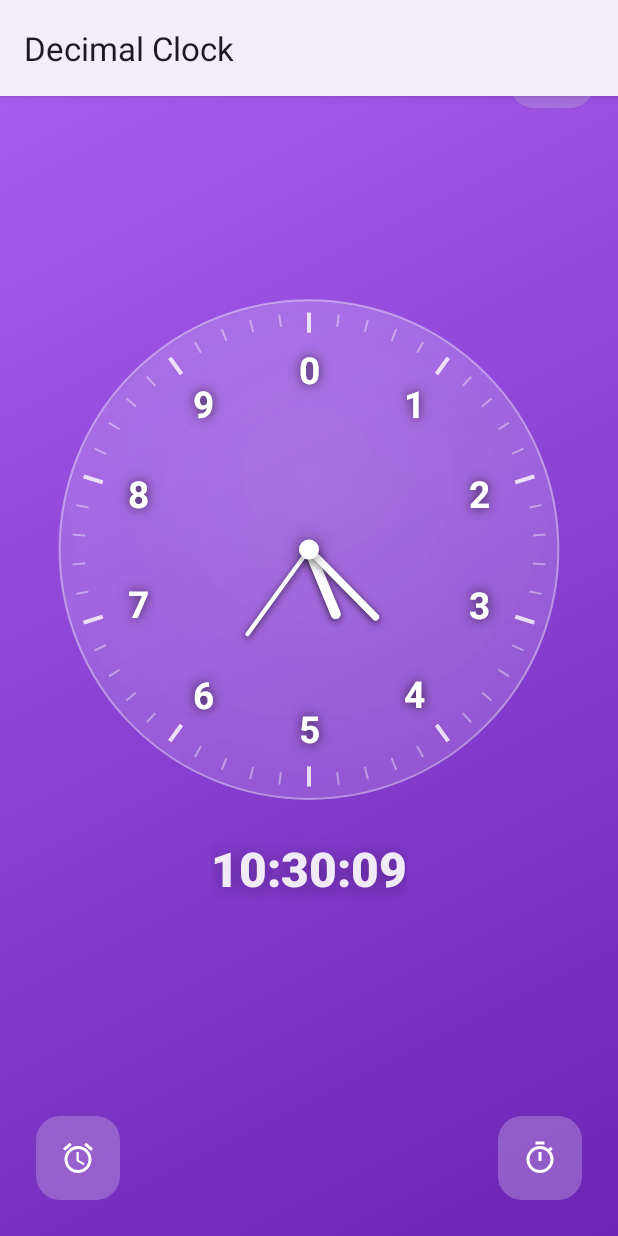
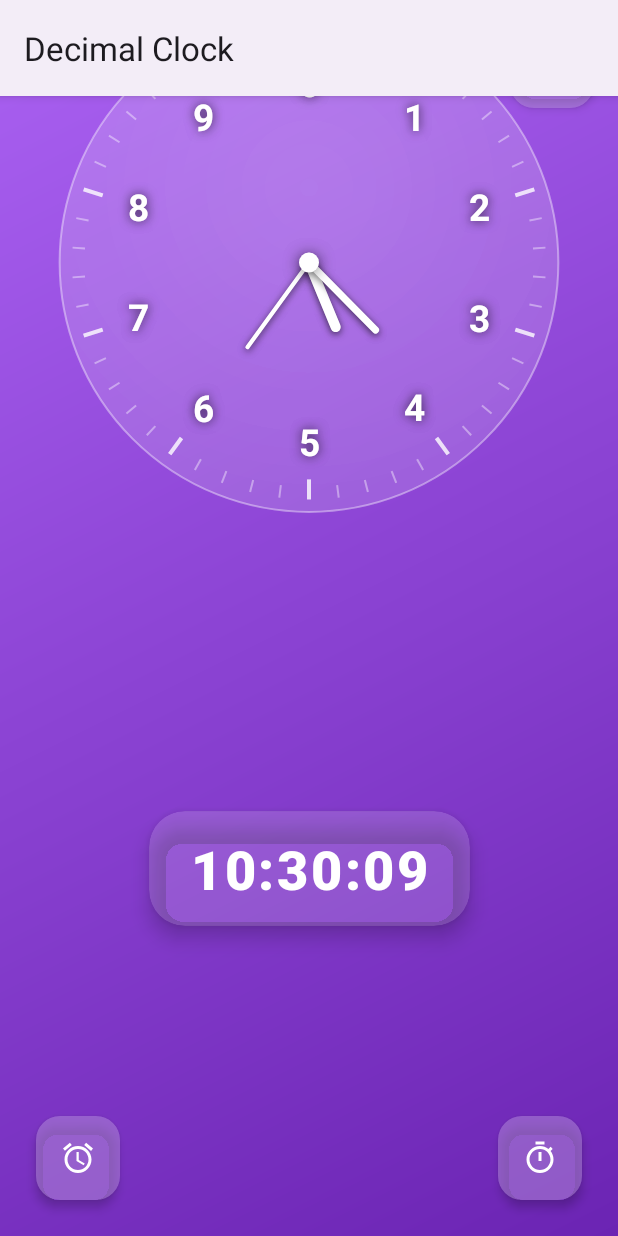
Before and after one commit to TheMrGrench/decimal-clock, an Android app: the screen it shows after launch (MainActivity), on a phone screen of 412 x 824 dp. Run offline under Robolectric (Android 15) with nearby library versions, the phone set to English and light mode, and no system bars.

Commit message:
Fix auto-formatting, improve visibility and UI design
- Fix auto-formatting in alarm and timer inputs with proper cursor positioning
- Remove hardcoded button colors from XML to allow dynamic theming
- Increase digital clock brightness from 50% to 63% opacity (#A0FFFFFF)
- Make digital clock digits fully white (alpha 255) with subtle shadows
- Improve digital clock cards with stronger shadows and better contrast
- Enhance timer preset buttons: larger (56dp), bolder text (18sp), better spacing
- Add elegant card container for standard time display with rounded corners
- Update standard time text: larger (36sp), better spacing, modern typography
- Fix visibility toggle to work with new time card container

```diff
--- a/app/src/main/java/com/decimalclock/DigitalClockView.kt
+++ b/app/src/main/java/com/decimalclock/DigitalClockView.kt
@@ -37,24 +37,28 @@ class DigitalClockView @JvmOverloads constructor(
     }
 
     private fun setupPaints() {
-        // Digit paint - large and bold
+        // Digit paint - large and bold, fully white
         digitPaint.apply {
             color = Color.WHITE
+            alpha = 255
             textAlign = Paint.Align.CENTER
-            typeface = Typeface.create(Typeface.DEFAULT, Typeface.BOLD)
+            typeface = Typeface.create("sans-serif-medium", Typeface.BOLD)
+            setShadowLayer(8f, 0f, 2f, Color.parseColor("#40000000"))
         }
 
         // Label paint - small and subtle
         labelPaint.apply {
-            color = Color.parseColor("#CCFFFFFF")
+            color = Color.WHITE
+            alpha = 204
             textAlign = Paint.Align.CENTER
-            typeface = Typeface.create(Typeface.DEFAULT, Typeface.NORMAL)
+            typeface = Typeface.create("sans-serif", Typeface.NORMAL)
         }
 
-        // Card background paint
+        // Card background paint - brighter
         cardPaint.apply {
-            color = Color.parseColor("#80FFFFFF")
+            color = Color.parseColor("#A0FFFFFF")
             style = Paint.Style.FILL
+            setShadowLayer(12f, 0f, 4f, Color.parseColor("#40000000"))
         }
 
         setLayerType(LAYER_TYPE_SOFTWARE, cardPaint)
--- a/app/src/main/java/com/decimalclock/MainActivity.kt
+++ b/app/src/main/java/com/decimalclock/MainActivity.kt
@@ -84,7 +84,7 @@ class MainActivity : AppCompatActivity() {
 
         // Загружаем видимость времени
         timeVisible = prefs.getBoolean("timeVisible", true)
-        binding.standardTime.visibility = if (timeVisible) View.VISIBLE else View.INVISIBLE
+        binding.standardTimeCard.visibility = if (timeVisible) View.VISIBLE else View.INVISIBLE
 
         // Загружаем тип часов (аналоговый/цифровой)
         val isDigital = prefs.getBoolean("clockTypeDigital", false)
--- a/app/src/main/res/layout/activity_main.xml
+++ b/app/src/main/res/layout/activity_main.xml
@@ -28,32 +28,41 @@
         app:layout_constraintWidth_percent="0.85"
         app:layout_constraintDimensionRatio="1:1"
         app:layout_constraintTop_toTopOf="parent"
-        app:layout_constraintBottom_toTopOf="@id/standardTime"
+        app:layout_constraintBottom_toTopOf="@id/standardTimeCard"
         app:layout_constraintStart_toStartOf="parent"
         app:layout_constraintEnd_toEndOf="parent"
         app:layout_constraintVertical_chainStyle="packed"
         android:visibility="gone" />
 
-    <TextView
-        android:id="@+id/standardTime"
+    <androidx.cardview.widget.CardView
+        android:id="@+id/standardTimeCard"
         android:layout_width="wrap_content"
         android:layout_height="wrap_content"
-        android:text="00:00:00"
-        android:textSize="32sp"
-        android:textColor="@color/white_90"
-        android:fontFamily="sans-serif-medium"
-        android:textStyle="bold"
-        android:shadowColor="@color/black_30"
-        android:shadowDx="0"
-        android:shadowDy="2"
-        android:shadowRadius="15"
         android:layout_marginTop="16dp"
         android:layout_marginBottom="32dp"
+        app:cardCornerRadius="24dp"
+        app:cardElevation="8dp"
+        app:cardBackgroundColor="@color/white_15"
         app:layout_constraintTop_toBottomOf="@id/clockView"
         app:layout_constraintBottom_toBottomOf="parent"
         app:layout_constraintStart_toStartOf="parent"
         app:layout_constraintEnd_toEndOf="parent"
-        app:layout_constraintVertical_chainStyle="packed" />
+        app:layout_constraintVertical_chainStyle="packed">
+
+        <TextView
+            android:id="@+id/standardTime"
+            android:layout_width="wrap_content"
+            android:layout_height="wrap_content"
+            android:text="00:00:00"
+            android:textSize="36sp"
+            android:textColor="@color/white"
+            android:fontFamily="sans-serif-medium"
+            android:textStyle="bold"
+            android:paddingHorizontal="28dp"
+            android:paddingVertical="14dp"
+            android:letterSpacing="0.05" />
+
+    </androidx.cardview.widget.CardView>
 
     <!-- Alarm button - bottom left -->
     <com.google.android.material.floatingactionbutton.FloatingActionButton
@@ -64,9 +73,8 @@
         android:src="@drawable/ic_alarm"
         android:contentDescription="Будильник"
         app:tint="@color/white"
-        app:backgroundTint="#50FFFFFF"
         app:borderWidth="0dp"
-        app:elevation="0dp"
+        app:elevation="4dp"
         app:fabSize="normal"
         app:layout_constraintBottom_toBottomOf="parent"
         app:layout_constraintStart_toStartOf="parent" />
@@ -80,9 +88,8 @@
         android:src="@drawable/ic_timer"
         android:contentDescription="Таймер"
         app:tint="@color/white"
-        app:backgroundTint="#50FFFFFF"
         app:borderWidth="0dp"
-        app:elevation="0dp"
+        app:elevation="4dp"
         app:fabSize="normal"
         app:layout_constraintBottom_toBottomOf="parent"
         app:layout_constraintEnd_toEndOf="parent" />
@@ -95,9 +102,8 @@
         android:src="@drawable/ic_menu_hamburger"
         android:contentDescription="Настройки"
         app:tint="@color/white"
-        app:backgroundTint="#50FFFFFF"
         app:borderWidth="0dp"
-        app:elevation="0dp"
+        app:elevation="4dp"
         app:fabSize="mini"
         app:layout_constraintTop_toTopOf="parent"
         app:layout_constraintEnd_toEndOf="parent" />
```
Also changed, not shown: app/src/main/java/com/decimalclock/AlarmActivity.kt (+28 -11 lines), app/src/main/java/com/decimalclock/TimerActivity.kt (+24 -15 lines), app/src/main/res/values/themes.xml (+4 -3 lines).
